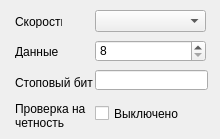
Old version of the form dis_form/form2.ui in the repository MirAlexey/lsm_2.
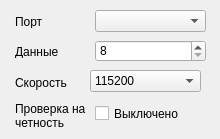
New version of the form.

The edit to the form file:
```diff
--- a/dis_form/form2.ui
+++ b/dis_form/form2.ui
@@ -23,7 +23,7 @@
     </rect>
    </property>
    <property name="text">
-    <string>Скорость </string>
+    <string>Порт</string>
    </property>
   </widget>
   <widget class="QLabel" name="label_2">
@@ -49,7 +49,7 @@
     </rect>
    </property>
    <property name="text">
-    <string>Стоповый бит</string>
+    <string>Скорость</string>
    </property>
   </widget>
   <widget class="QLabel" name="label_4">
@@ -68,16 +68,6 @@
     <bool>true</bool>
    </property>
   </widget>
-  <widget class="QLineEdit" name="lsm__usb_stop_bit">
-   <property name="geometry">
-    <rect>
-     <x>95</x>
-     <y>70</y>
-     <width>113</width>
-     <height>20</height>
-    </rect>
-   </property>
-  </widget>
   <widget class="QCheckBox" name="lsm__usb_check_odd">
    <property name="geometry">
     <rect>
@@ -120,6 +110,21 @@
     <number>8</number>
    </property>
   </widget>
+  <widget class="QComboBox" name="lsm__usb_speed">
+   <property name="geometry">
+    <rect>
+     <x>90</x>
+     <y>70</y>
+     <width>111</width>
+     <height>22</height>
+    </rect>
+   </property>
+   <item>
+    <property name="text">
+     <string>115200</string>
+    </property>
+   </item>
+  </widget>
  </widget>
  <resources/>
  <connections/>
```
